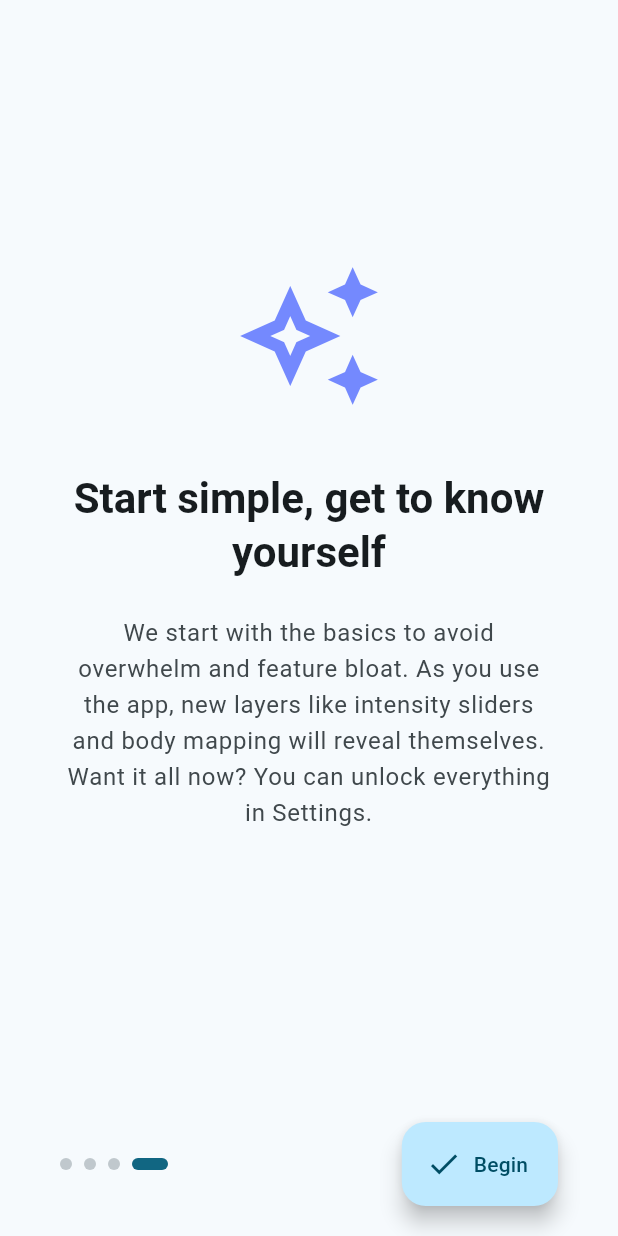
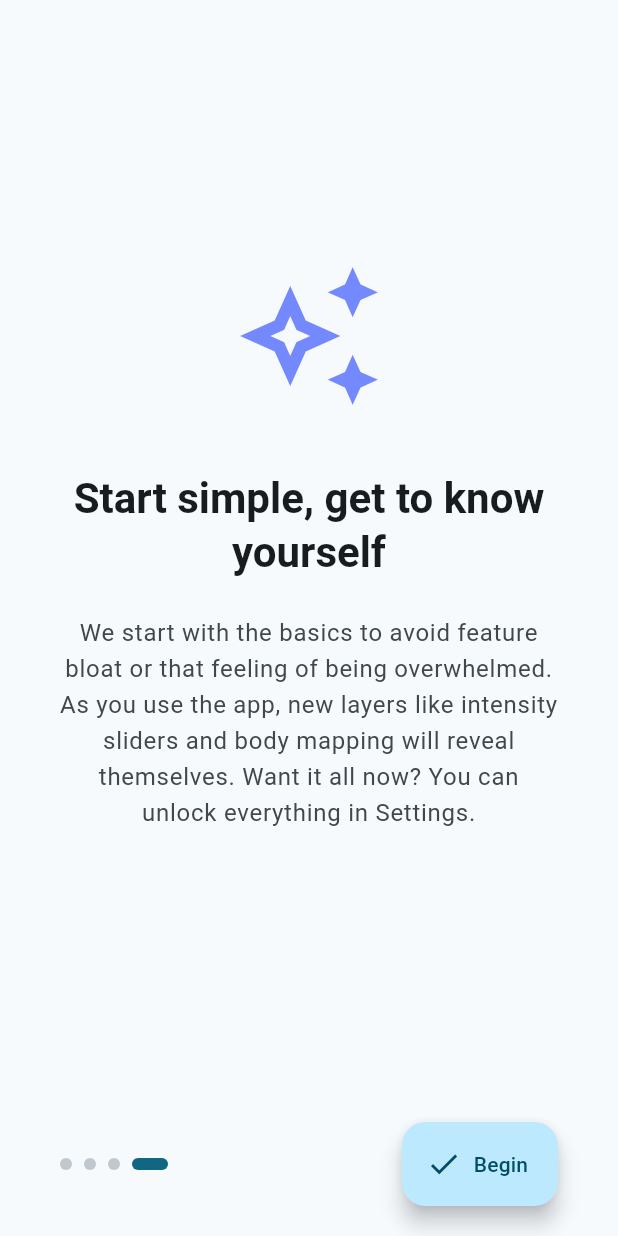
Before and after one commit to AkiTennen/emotion_tracker, a Flutter app: the screen it shows after launch, swiped to page 4, on a phone screen of 412 x 824 dp. Run offline on Flutter 3.47's test engine with Material 3 defaults, Android fonts, the phone set to English and light mode, and no system bars; our stand-ins replace audioplayers, file_picker, flutter_colorpicker, flutter_local_notifications, flutter_svg, flutter_timezone and 4 more; accounts and stored records are empty; project files that could hold a hidden picture were left out.

```diff
--- a/lib/features/onboarding/onboarding_screen.dart
+++ b/lib/features/onboarding/onboarding_screen.dart
@@ -17,7 +17,7 @@ class _OnboardingScreenState extends State<OnboardingScreen> {
   final List<_OnboardingData> _pages = [
     _OnboardingData(
       title: 'A place to get to know yourself better',
-      description: 'Check in whenever you want, as often as you want. This is about the moment right now—not your morning, not your day, but how you feel this very second. Over time, you\'ll discover patterns and be able to drill deeper.',
+      description: 'Check in whenever you want, as often as you want. This is about the moment right now—not your morning, not your day, but how you feel this very second. Over time, you\'ll discover patterns and be able to dig deeper into their meaning.',
       icon: Icons.self_improvement,
       color: Colors.blueGrey,
     ),
@@ -35,7 +35,7 @@ class _OnboardingScreenState extends State<OnboardingScreen> {
     ),
     _OnboardingData(
       title: 'Start simple, get to know yourself',
-      description: 'We start with the basics to avoid overwhelm and feature bloat. As you use the app, new layers like intensity sliders and body mapping will reveal themselves. Want it all now? You can unlock everything in Settings.',
+      description: 'We start with the basics to avoid feature bloat or that feeling of being overwhelmed. As you use the app, new layers like intensity sliders and body mapping will reveal themselves. Want it all now? You can unlock everything in Settings.',
       icon: Icons.auto_awesome_outlined,
       color: Colors.indigoAccent,
     ),
--- a/lib/features/settings/settings_screen.dart
+++ b/lib/features/settings/settings_screen.dart
@@ -281,7 +281,7 @@ class _SettingsScreenState extends State<SettingsScreen> with SingleTickerProvid
           mainAxisSize: MainAxisSize.min,
           crossAxisAlignment: CrossAxisAlignment.start,
           children: [
-            Text('How "loud" is this feeling?', style: TextStyle(fontWeight: FontWeight.bold)),
+            Text('How strong is this feeling?', style: TextStyle(fontWeight: FontWeight.bold)),
             SizedBox(height: 16),
             _IntroPoint(
               icon: Icons.linear_scale,
@@ -393,7 +393,7 @@ class _SettingsScreenState extends State<SettingsScreen> with SingleTickerProvid
             _IntroPoint(
               icon: Icons.psychology,
               title: 'Reflection',
-              description: 'Use this for emotional growth. Look back with new eyes and add a new layer without erasing the original snapshot.',
+              description: 'Use this for emotional growth. Look back with fresh eyes and add a new layer without erasing the original snapshot.',
             ),
           ],
         ),
@@ -1046,7 +1046,7 @@ class _SettingsScreenState extends State<SettingsScreen> with SingleTickerProvid
               const Padding(
                 padding: EdgeInsets.all(24.0),
                 child: Text(
-                  'Privacy Note: Your emotional data is yours. It is stored locally and never leaves your device unless you export a backup.',
+                  'Privacy Note: Your emotional data is yours. It is stored locally and never leaves your device unless you export a backup and send the data elsewhere yourself.',
                   textAlign: TextAlign.center,
                   style: TextStyle(color: Colors.grey, fontSize: 12, fontStyle: FontStyle.italic),
                 ),
```
Also changed, not shown: lib/features/home/home_screen.dart (+26 -4 lines).
